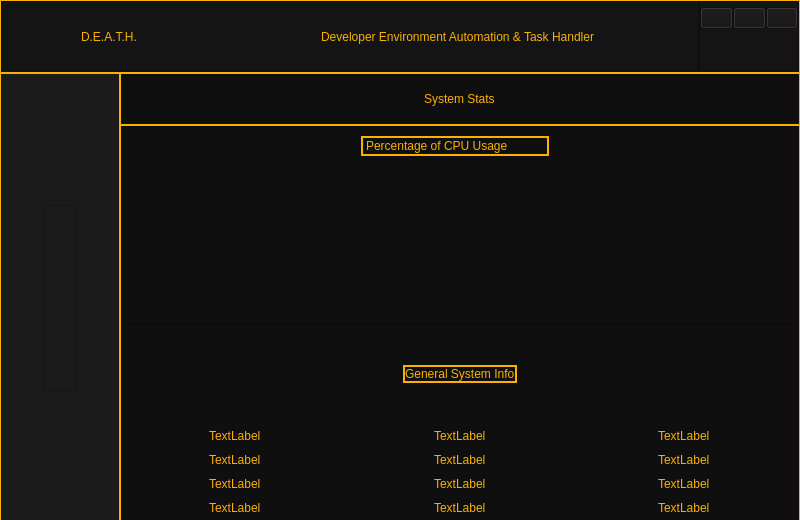
First picture: the form in Gui/Main_Gui.ui, repository ThatNerd404/D.E.A.T.H, before the edit.
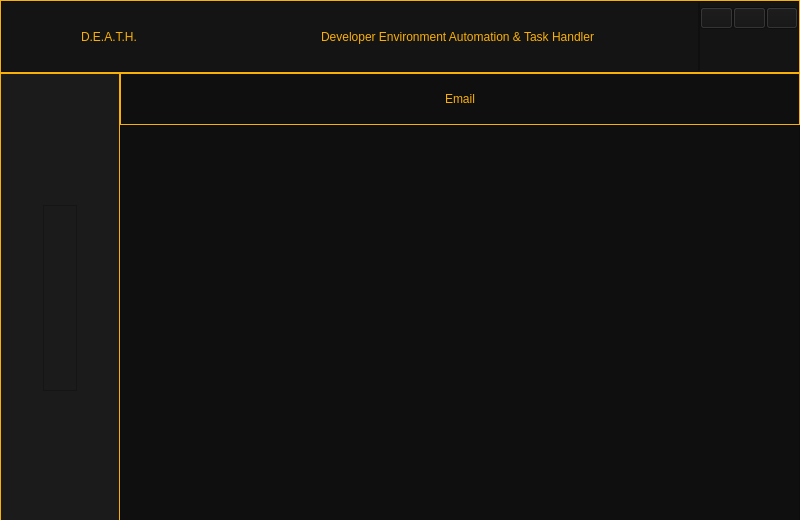
Second picture: the form after the edit. Icons and pictures are not drawn.

Commit message: started on email page

```diff
--- a/Gui/Main_Gui.ui
+++ b/Gui/Main_Gui.ui
@@ -574,7 +574,7 @@
           <string notr="true"/>
          </property>
          <property name="currentIndex">
-          <number>4</number>
+          <number>5</number>
          </property>
          <widget class="QWidget" name="Home_Page">
           <property name="styleSheet">
@@ -2277,6 +2277,73 @@
            </item>
           </layout>
          </widget>
+         <widget class="QWidget" name="Email_Page">
+          <property name="styleSheet">
+           <string notr="true">color:rgb(250,176,5);
+background-color: rgb(15,15,15)</string>
+          </property>
+          <layout class="QVBoxLayout" name="verticalLayout_24">
+           <property name="spacing">
+            <number>0</number>
+           </property>
+           <property name="leftMargin">
+            <number>0</number>
+           </property>
+           <property name="topMargin">
+            <number>0</number>
+           </property>
+           <property name="rightMargin">
+            <number>0</number>
+           </property>
+           <property name="bottomMargin">
+            <number>0</number>
+           </property>
+           <item>
+            <widget class="QFrame" name="Email_Title">
+             <property name="maximumSize">
+              <size>
+               <width>16777215</width>
+               <height>52</height>
+              </size>
+             </property>
+             <property name="styleSheet">
+              <string notr="true">#Email_Title{border-color:rgb(250,176,5);
+border-width:1px;
+border-style:solid;}</string>
+             </property>
+             <property name="frameShape">
+              <enum>QFrame::StyledPanel</enum>
+             </property>
+             <property name="frameShadow">
+              <enum>QFrame::Raised</enum>
+             </property>
+             <layout class="QVBoxLayout" name="verticalLayout_25">
+              <item alignment="Qt::AlignHCenter|Qt::AlignVCenter">
+               <widget class="QLabel" name="Email_Label">
+                <property name="styleSheet">
+                 <string notr="true">color:rgb(250,176,5);
+font: 28pt &quot;Palatino Linotype&quot;;</string>
+                </property>
+                <property name="text">
+                 <string>Email</string>
+                </property>
+               </widget>
+              </item>
+             </layout>
+            </widget>
+           </item>
+           <item>
+            <widget class="QFrame" name="frame">
+             <property name="frameShape">
+              <enum>QFrame::StyledPanel</enum>
+             </property>
+             <property name="frameShadow">
+              <enum>QFrame::Raised</enum>
+             </property>
+            </widget>
+           </item>
+          </layout>
+         </widget>
         </widget>
        </item>
       </layout>
```
The commit also changes 3 other files.
